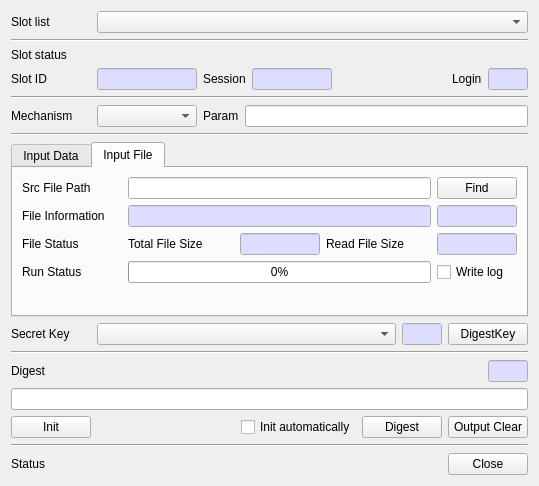
Before: the Qt Designer form CryptokiMan/digest_dlg.ui in jykim74/CryptokiMan, drawn with Qt 5.
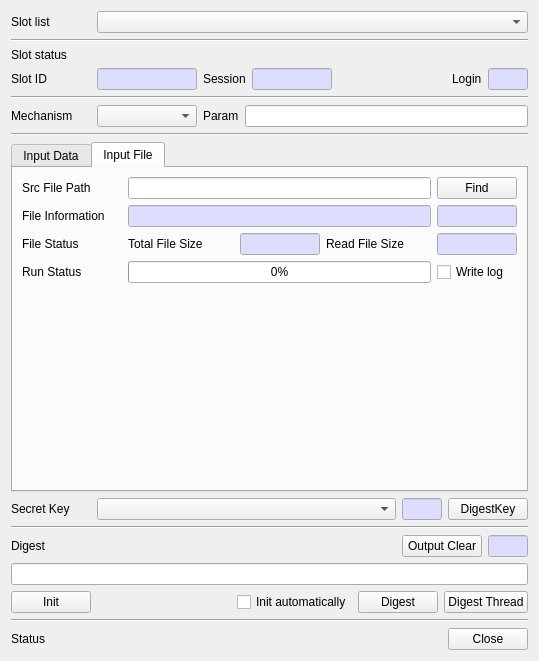
After: the same form once the commit is applied.

Commit message: Digest Thread working

```diff
--- a/CryptokiMan/digest_dlg.ui
+++ b/CryptokiMan/digest_dlg.ui
@@ -7,7 +7,7 @@
     <x>0</x>
     <y>0</y>
     <width>539</width>
-    <height>486</height>
+    <height>661</height>
    </rect>
   </property>
   <property name="windowTitle">
@@ -984,62 +984,6 @@
      <property name="topMargin">
       <number>0</number>
      </property>
-     <item row="0" column="2">
-      <widget class="QLineEdit" name="mOutputLenText">
-       <property name="minimumSize">
-        <size>
-         <width>40</width>
-         <height>0</height>
-        </size>
-       </property>
-       <property name="maximumSize">
-        <size>
-         <width>40</width>
-         <height>16777215</height>
-        </size>
-       </property>
-       <property name="palette">
-        <palette>
-         <active>
-          <colorrole role="Base">
-           <brush brushstyle="SolidPattern">
-            <color alpha="255">
-             <red>221</red>
-             <green>221</green>
-             <blue>255</blue>
-            </color>
-           </brush>
-          </colorrole>
-         </active>
-         <inactive>
-          <colorrole role="Base">
-           <brush brushstyle="SolidPattern">
-            <color alpha="255">
-             <red>221</red>
-             <green>221</green>
-             <blue>255</blue>
-            </color>
-           </brush>
-          </colorrole>
-         </inactive>
-         <disabled>
-          <colorrole role="Base">
-           <brush brushstyle="SolidPattern">
-            <color alpha="255">
-             <red>240</red>
-             <green>240</green>
-             <blue>240</blue>
-            </color>
-           </brush>
-          </colorrole>
-         </disabled>
-        </palette>
-       </property>
-       <property name="readOnly">
-        <bool>true</bool>
-       </property>
-      </widget>
-     </item>
      <item row="0" column="0">
       <widget class="QLabel" name="label_9">
        <property name="minimumSize">
@@ -1072,6 +1016,69 @@
        </property>
       </spacer>
      </item>
+     <item row="0" column="3">
+      <widget class="QLineEdit" name="mOutputLenText">
+       <property name="minimumSize">
+        <size>
+         <width>40</width>
+         <height>0</height>
+        </size>
+       </property>
+       <property name="maximumSize">
+        <size>
+         <width>40</width>
+         <height>16777215</height>
+        </size>
+       </property>
+       <property name="palette">
+        <palette>
+         <active>
+          <colorrole role="Base">
+           <brush brushstyle="SolidPattern">
+            <color alpha="255">
+             <red>221</red>
+             <green>221</green>
+             <blue>255</blue>
+            </color>
+           </brush>
+          </colorrole>
+         </active>
+         <inactive>
+          <colorrole role="Base">
+           <brush brushstyle="SolidPattern">
+            <color alpha="255">
+             <red>221</red>
+             <green>221</green>
+             <blue>255</blue>
+            </color>
+           </brush>
+          </colorrole>
+         </inactive>
+         <disabled>
+          <colorrole role="Base">
+           <brush brushstyle="SolidPattern">
+            <color alpha="255">
+             <red>240</red>
+             <green>240</green>
+             <blue>240</blue>
+            </color>
+           </brush>
+          </colorrole>
+         </disabled>
+        </palette>
+       </property>
+       <property name="readOnly">
+        <bool>true</bool>
+       </property>
+      </widget>
+     </item>
+     <item row="0" column="2">
+      <widget class="QPushButton" name="mOutputClearBtn">
+       <property name="text">
+        <string>Output Clear</string>
+       </property>
+      </widget>
+     </item>
     </layout>
    </item>
    <item>
@@ -1117,9 +1124,9 @@
       </widget>
      </item>
      <item>
-      <widget class="QPushButton" name="mOutputClearBtn">
+      <widget class="QPushButton" name="mDigestThreadBtn">
        <property name="text">
-        <string>Output Clear</string>
+        <string>Digest Thread</string>
        </property>
       </widget>
      </item>
```
Left out of the diff: 1 changed line with no effect on the pictures. The commit also changes 5 other files.
